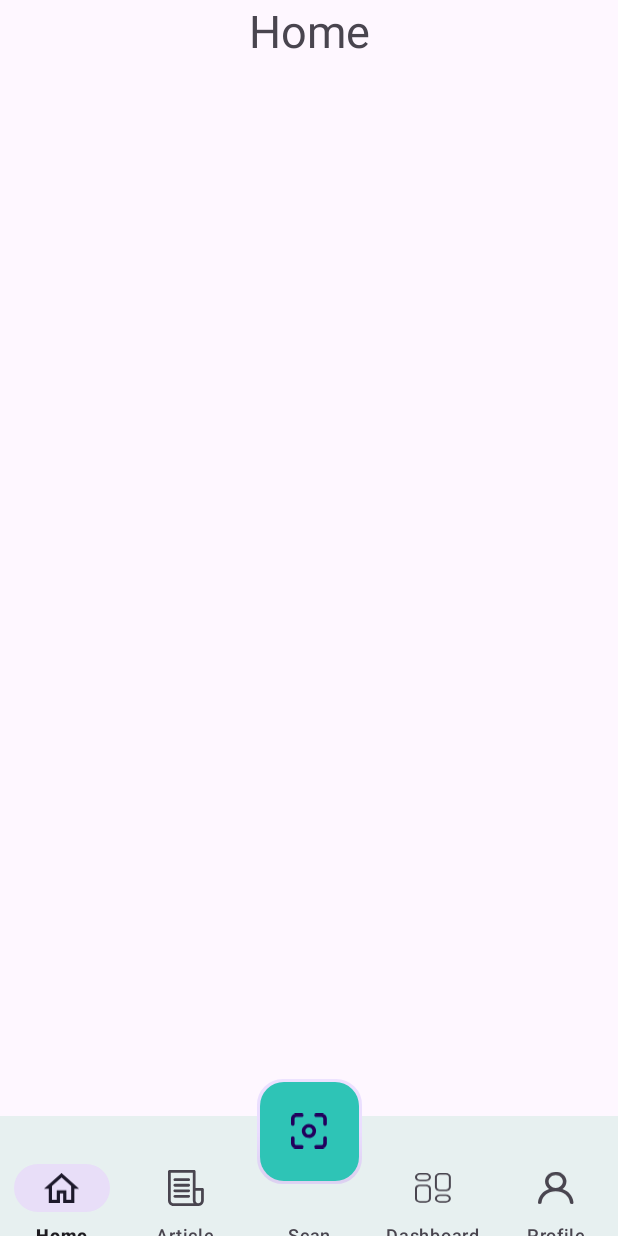
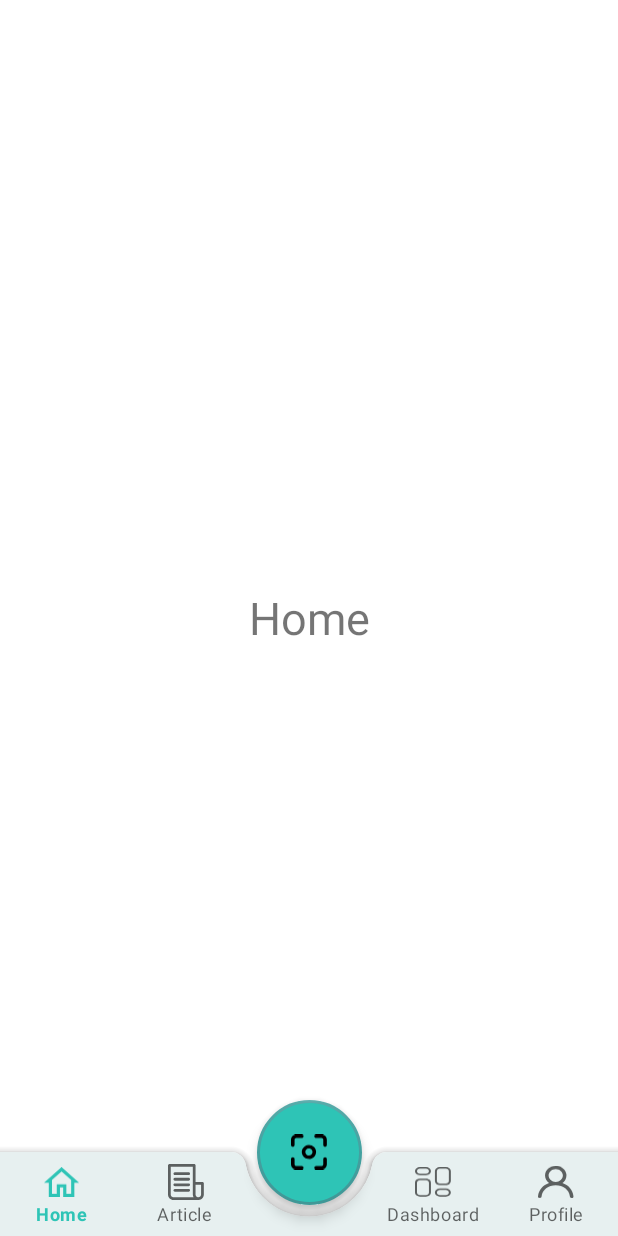
Before and after one commit to AuliyaIkhsanaNasution/FatTrack, an Android app: the screen it shows after launch (MainActivity), on a phone screen of 412 x 824 dp. Run offline under Robolectric (Android 15) with nearby library versions, the phone set to English and light mode, and no system bars.

Commit message:
perbaiki bug nav bottom

```diff
--- a/app/src/main/java/com/example/fattrack/MainActivity.kt
+++ b/app/src/main/java/com/example/fattrack/MainActivity.kt
@@ -55,7 +55,7 @@ class MainActivity : AppCompatActivity() {
         // Apply window insets to ensure the system bars are not overlapping
         ViewCompat.setOnApplyWindowInsetsListener(findViewById(R.id.main)) { v, insets ->
             val systemBars = insets.getInsets(WindowInsetsCompat.Type.systemBars())
-            v.setPadding(systemBars.left, systemBars.top, systemBars.right, systemBars.bottom)
+            v.setPadding(systemBars.left, systemBars.top, systemBars.right, 0)
             insets
         }
 
--- a/app/src/main/res/layout/activity_main.xml
+++ b/app/src/main/res/layout/activity_main.xml
@@ -4,15 +4,15 @@
     android:id="@+id/main"
     android:layout_width="match_parent"
     android:layout_height="match_parent"
-    android:fitsSystemWindows="true"
+    android:fitsSystemWindows="false"
     tools:context=".MainActivity">
 
     <!-- FrameLayout for navigation host -->
     <FrameLayout
         android:id="@+id/nav_host"
         android:layout_width="match_parent"
-        android:layout_height="wrap_content"
-        android:layout_weight="1" />
+        android:layout_height="match_parent"
+        />
 
     <!-- BottomAppBar -->
     <com.google.android.material.bottomappbar.BottomAppBar
@@ -21,21 +21,24 @@
         android:layout_height="wrap_content"
         android:layout_gravity="bottom"
         android:backgroundTint="?attr/bottom_bar_color"
+        app:contentInsetEnd="0dp"
+        app:contentInsetStart="0dp"
         app:fabCradleRoundedCornerRadius="10dp"
-        app:fabAlignmentMode="center">
-    </com.google.android.material.bottomappbar.BottomAppBar>
+        app:fabAlignmentMode="center"
+        app:fabCradleMargin="8dp"
+        app:paddingBottomSystemWindowInsets="false">
+
 
     <!-- BottomNavigationView within BottomAppBar -->
     <com.google.android.material.bottomnavigation.BottomNavigationView
         android:id="@+id/nav_view"
         android:layout_width="match_parent"
         android:layout_height="wrap_content"
-        android:background="@drawable/transparent"
+        app:backgroundTint="@android:color/transparent"
         app:labelVisibilityMode="labeled"
-        android:layout_marginBottom="-20dp"
-        app:layout_anchor="@+id/nav"
-        app:layout_anchorGravity="bottom|center"
+        app:elevation="0dp"
         app:menu="@menu/bottom_menu" />
+    </com.google.android.material.bottomappbar.BottomAppBar>
 
     <!-- FloatingActionButton anchored to BottomAppBar -->
     <com.google.android.material.floatingactionbutton.FloatingActionButton
@@ -44,12 +47,9 @@
         android:layout_height="wrap_content"
         android:contentDescription="@string/scan_button"
         android:src="@drawable/baseline_scan"
-        android:layout_marginBottom="30dp"
         android:backgroundTint="@color/Primary"
-        android:padding="8dp"
         app:fabCustomSize="70dp"
         app:layout_anchor="@id/nav"
-        app:layout_anchorGravity="bottom"
         app:borderWidth="2dp" />
 
 
--- a/app/src/main/res/menu/bottom_menu.xml
+++ b/app/src/main/res/menu/bottom_menu.xml
@@ -14,7 +14,7 @@
     <item
         android:enabled="false"
         android:checkable="false"
-        android:title="@string/scan"/>
+        android:title=""/>
 
     <item
         android:id="@+id/navigation_dashboard"
--- a/app/src/main/res/values-night/themes.xml
+++ b/app/src/main/res/values-night/themes.xml
@@ -1,6 +1,6 @@
 <resources xmlns:tools="http://schemas.android.com/tools">
     <!-- Base application theme. -->
-    <style name="Base.Theme.FatTrack" parent="Theme.Material3.DayNight.NoActionBar">
+    <style name="Base.Theme.FatTrack" parent="Theme.MaterialComponents.DayNight.NoActionBar">
         <!-- Primary brand color. -->
         <item name="colorPrimary">@color/Primary</item>
         <item name="colorPrimaryVariant">@color/PrimaryVariant</item>
--- a/app/src/main/res/values/themes.xml
+++ b/app/src/main/res/values/themes.xml
@@ -1,6 +1,6 @@
 <resources xmlns:tools="http://schemas.android.com/tools">
     <!-- Base application theme. -->
-    <style name="Base.Theme.FatTrack" parent="Theme.Material3.DayNight.NoActionBar">
+    <style name="Base.Theme.FatTrack" parent="Theme.MaterialComponents.DayNight.NoActionBar">
         <!-- Primary brand color. -->
         <item name="colorPrimary">@color/Primary</item>
         <item name="colorPrimaryVariant">@color/PrimaryVariant</item>
```
